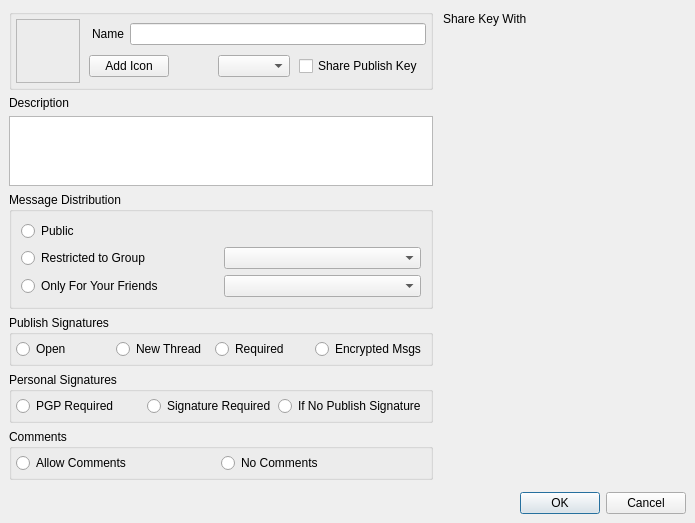
Above: retroshare-gui/src/gui/gxs/GxsGroupDialog.ui from RetroShare/RetroShare before the change. Below: the same form after it.
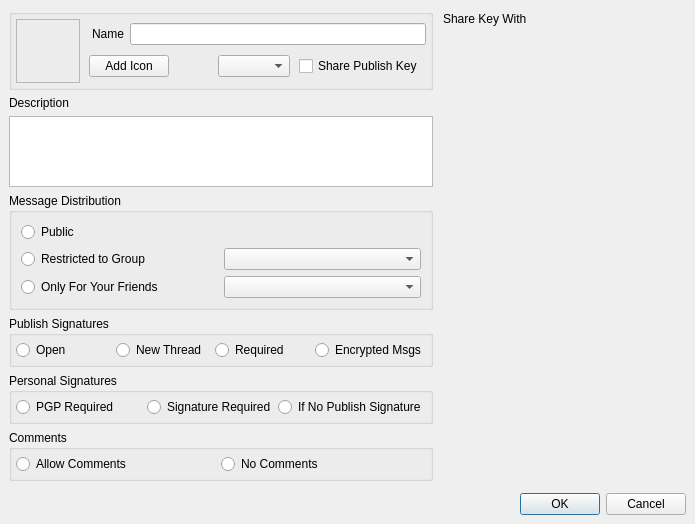
That is the form after the change. Icons and pictures are not drawn. Custom widgets are drawn as their Qt base class.

```diff
--- a/retroshare-gui/src/gui/gxs/GxsGroupDialog.ui
+++ b/retroshare-gui/src/gui/gxs/GxsGroupDialog.ui
@@ -7,7 +7,7 @@
     <x>0</x>
     <y>0</y>
     <width>695</width>
-    <height>497</height>
+    <height>524</height>
    </rect>
   </property>
   <property name="windowTitle">
```
Left out of the diff: 2 changed lines with no effect on the pictures.
